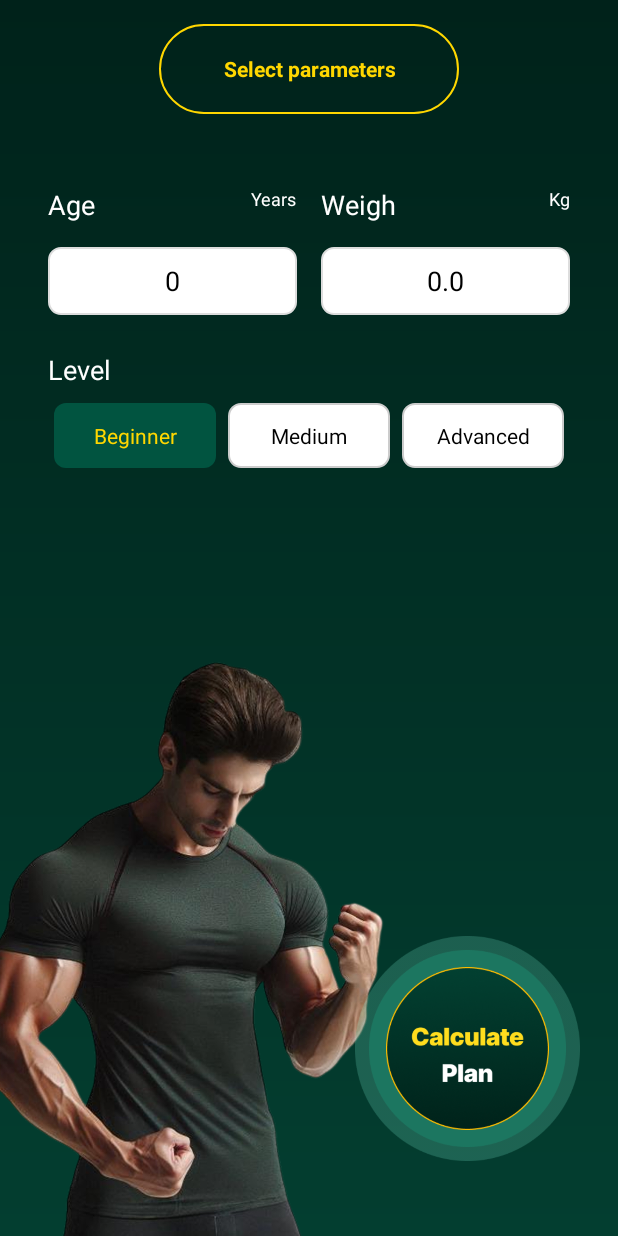
After one commit to dmitryS1666/pushup_dont_stop, an Android app built with Jetpack Compose: the fragment ParamFragment placed in its activity, on a phone screen of 412 x 824 dp. The commit adds this screen. Run offline under Robolectric (Android 15) with nearby library versions, the phone set to English and light mode, and no system bars.

Commit message:
add params fragment

```diff
--- /dev/null
+++ b/app/src/main/java/com/pushup/donstop/ui/ParamFragment.kt
@@ -0,0 +1,87 @@
+package com.pushup.donstop.ui
+
+import android.content.Context
+import android.os.Bundle
+import android.view.LayoutInflater
+import android.view.View
+import android.view.ViewGroup
+import android.widget.*
+import androidx.fragment.app.Fragment
+import com.pushup.donstop.R
+
+class ParamFragment : Fragment() {
+
+    private lateinit var ageInput: EditText
+    private lateinit var weightInput: EditText
+    private lateinit var levelGroup: RadioGroup
+    private lateinit var calculateButton: Button
+
+    override fun onCreateView(
+        inflater: LayoutInflater, container: ViewGroup?,
+        savedInstanceState: Bundle?
+    ): View? {
+        val view = inflater.inflate(R.layout.fragment_param, container, false)
+
+        ageInput = view.findViewById(R.id.ageInput)
+        weightInput = view.findViewById(R.id.weightInput)
+        levelGroup = view.findViewById(R.id.levelGroup)
+        calculateButton = view.findViewById(R.id.calculateButton)
+
+        val prefs = requireActivity().getSharedPreferences("UserData", Context.MODE_PRIVATE)
+        ageInput.setText(prefs.getInt("age", 0).toString())
+        weightInput.setText(prefs.getFloat("weight", 0f).toString())
+
+        calculateButton.setOnClickListener {
+            val age = ageInput.text.toString().toIntOrNull()
+            val weight = weightInput.text.toString().toFloatOrNull()
+            val levelId = levelGroup.checkedRadioButtonId
+            val level = view.findViewById<RadioButton>(levelId).text.toString()
+
+            if (age != null && weight != null) {
+                prefs.edit().apply {
+                    putInt("age", age)
+                    putFloat("weight", weight)
+                    putString("level", level)
+                    apply()
+                }
+                Toast.makeText(requireContext(), "Data saved for $level", Toast.LENGTH_SHORT).show()
+            } else {
+                Toast.makeText(requireContext(), "Invalid age or weight", Toast.LENGTH_SHORT).show()
+            }
+        }
+
+        calculateButton.setOnClickListener {
+            val age = ageInput.text.toString().toIntOrNull()
+            val weight = weightInput.text.toString().toFloatOrNull()
+            val levelId = levelGroup.checkedRadioButtonId
+            val level = view.findViewById<RadioButton>(levelId).text.toString()
+
+            if (age != null && weight != null) {
+                prefs.edit().apply {
+                    putInt("age", age)
+                    putFloat("weight", weight)
+                    putString("level", level)
+                    apply()
+                }
+
+                val bundle = Bundle().apply {
+                    putString("level", level)
+                }
+
+                System.out.println("CLICK!!!")
+
+                val planFragment = PlanFragment()
+                planFragment.arguments = bundle
+
+                requireActivity().supportFragmentManager.beginTransaction()
+                    .replace(R.id.mainFragmentContainer, planFragment)
+                    .addToBackStack(null)
+                    .commit()
+            } else {
+                Toast.makeText(requireContext(), "Invalid age or weight", Toast.LENGTH_SHORT).show()
+            }
+        }
+
+        return view
+    }
+}
--- /dev/null
+++ b/app/src/main/res/color/radio_button_text_color.xml
@@ -0,0 +1,5 @@
+<!-- res/color/radio_button_text_color.xml -->
+<selector xmlns:android="http://schemas.android.com/apk/res/android">
+    <item android:state_checked="true" android:color="#FFD700" /> <!-- золотой -->
+    <item android:color="#000000" /> <!-- чёрный -->
+</selector>
--- /dev/null
+++ b/app/src/main/res/drawable/edittext_bg.xml
@@ -0,0 +1,9 @@
+<!-- res/drawable/edittext_bg.xml -->
+<shape xmlns:android="http://schemas.android.com/apk/res/android"
+    android:shape="rectangle">
+    <solid android:color="#FFFFFF" />
+    <corners android:radius="8dp" />
+    <stroke
+        android:width="1dp"
+        android:color="#DDDDDD" />
+</shape>
--- /dev/null
+++ b/app/src/main/res/drawable/radio_button_background.xml
@@ -0,0 +1,19 @@
+<!-- res/drawable/radio_button_background.xml -->
+<selector xmlns:android="http://schemas.android.com/apk/res/android">
+    <!-- Активная кнопка -->
+    <item android:state_checked="true">
+        <shape android:shape="rectangle">
+            <solid android:color="#015440" /> <!-- зелёный фон -->
+            <corners android:radius="8dp" />
+        </shape>
+    </item>
+
+    <!-- Неактивная кнопка -->
+    <item>
+        <shape android:shape="rectangle">
+            <solid android:color="#FFFFFF" /> <!-- белый фон -->
+            <corners android:radius="8dp" />
+            <stroke android:width="1dp" android:color="#CCCCCC" />
+        </shape>
+    </item>
+</selector>
--- /dev/null
+++ b/app/src/main/res/layout/fragment_param.xml
@@ -0,0 +1,238 @@
+<androidx.constraintlayout.widget.ConstraintLayout xmlns:android="http://schemas.android.com/apk/res/android"
+    xmlns:app="http://schemas.android.com/apk/res-auto"
+    xmlns:tools="http://schemas.android.com/tools"
+    android:layout_width="match_parent"
+    android:layout_height="match_parent"
+    android:background="@drawable/background_gradient">
+    <!-- Картинка внизу слева, под всеми элементами -->
+
+    <FrameLayout
+        android:layout_width="match_parent"
+        android:layout_height="220pt"
+        app:layout_constraintStart_toStartOf="parent"
+        app:layout_constraintBottom_toBottomOf="parent">
+
+        <!-- Основная картинка "мужика" -->
+        <ImageView
+            android:id="@+id/bigManImage"
+            android:layout_width="wrap_content"
+            android:layout_height="match_parent"
+            android:src="@drawable/big_man"
+            android:scaleType="fitStart" />
+    </FrameLayout>
+
+
+    <!-- Верхний блок -->
+    <androidx.constraintlayout.widget.ConstraintLayout
+        android:id="@+id/topBar"
+        android:layout_width="match_parent"
+        android:layout_height="wrap_content"
+        android:padding="16dp"
+        tools:ignore="MissingConstraints">
+
+        <TextView
+            android:id="@+id/selectParamsButton"
+            style="@style/PushupBorderButton"
+            android:layout_width="200dp"
+            android:layout_height="60dp"
+            android:text="Select parameters"
+            app:layout_constraintBottom_toBottomOf="parent"
+            app:layout_constraintEnd_toEndOf="parent"
+            app:layout_constraintStart_toStartOf="parent"
+            app:layout_constraintTop_toTopOf="parent" />
+    </androidx.constraintlayout.widget.ConstraintLayout>
+
+    <!-- Карточка с параметрами -->
+    <androidx.cardview.widget.CardView
+        android:id="@+id/settingsCard"
+        android:layout_width="match_parent"
+        android:layout_height="wrap_content"
+        android:layout_margin="16dp"
+        android:background="@android:color/transparent"
+        app:cardBackgroundColor="@android:color/transparent"
+        app:cardElevation="0dp"
+        app:layout_constraintEnd_toEndOf="parent"
+        app:layout_constraintStart_toStartOf="parent"
+        app:layout_constraintTop_toBottomOf="@id/topBar">
+
+        <LinearLayout
+            android:layout_width="match_parent"
+            android:layout_height="wrap_content"
+            android:orientation="vertical"
+            android:padding="16dp">
+
+            <!-- Строка: Age + Weight -->
+            <LinearLayout
+                android:layout_width="match_parent"
+                android:layout_height="wrap_content"
+                android:orientation="horizontal">
+
+                <!-- Контейнер для Age -->
+                <androidx.constraintlayout.widget.ConstraintLayout
+                    android:layout_width="0dp"
+                    android:layout_height="wrap_content"
+                    android:layout_weight="1"
+                    android:layout_marginEnd="8dp">
+
+                    <TextView
+                        android:id="@+id/ageLabel"
+                        android:layout_width="wrap_content"
+                        android:layout_height="wrap_content"
+                        android:text="Age"
+                        android:textColor="#FFFFFF"
+                        android:textSize="18sp"
+                        app:layout_constraintTop_toTopOf="parent"
+                        app:layout_constraintStart_toStartOf="parent" />
+
+                    <TextView
+                        android:id="@+id/ageLabel2"
+                        android:layout_width="wrap_content"
+                        android:layout_height="wrap_content"
+                        android:text="Years"
+                        android:textColor="#FFFFFF"
+                        android:textSize="12sp"
+                        app:layout_constraintTop_toTopOf="parent"
+                        app:layout_constraintEnd_toEndOf="parent" />
+
+                    <EditText
+                        android:id="@+id/ageInput"
+                        android:layout_width="match_parent"
+                        android:layout_height="45dp"
+                        android:layout_marginTop="16dp"
+                        android:hint="35"
+                        android:inputType="numberDecimal"
+                        android:background="@drawable/edittext_bg"
+                        android:textColor="#000000"
+                        android:textColorHint="#888888"
+                        android:gravity="center"
+                        app:layout_constraintTop_toBottomOf="@id/ageLabel"
+                        app:layout_constraintStart_toStartOf="parent"
+                        app:layout_constraintEnd_toEndOf="parent" />
+                </androidx.constraintlayout.widget.ConstraintLayout>
+
+                <!-- Контейнер для Weight -->
+                <androidx.constraintlayout.widget.ConstraintLayout
+                    android:layout_width="0dp"
+                    android:layout_height="wrap_content"
+                    android:layout_weight="1"
+                    android:layout_marginStart="8dp">
+
+                    <TextView
+                        android:id="@+id/weightLabel"
+                        android:layout_width="wrap_content"
+                        android:layout_height="wrap_content"
+                        android:text="Weigh"
+                        android:textColor="#FFFFFF"
+                        android:textSize="18sp"
+                        app:layout_constraintTop_toTopOf="parent"
+                        app:layout_constraintStart_toStartOf="parent" />
+
+                    <TextView
+                        android:id="@+id/weightLabel2"
+                        android:layout_width="wrap_content"
+                        android:layout_height="wrap_content"
+                        android:text="Kg"
+                        android:textColor="#FFFFFF"
+                        android:textSize="12sp"
+                        app:layout_constraintTop_toTopOf="parent"
+                        app:layout_constraintEnd_toEndOf="parent" />
+
+                    <EditText
+                        android:id="@+id/weightInput"
+                        android:layout_width="match_parent"
+                        android:layout_height="45dp"
+                        android:layout_marginTop="16dp"
+                        android:hint="80"
+                        android:inputType="numberDecimal"
+                        android:background="@drawable/edittext_bg"
+                        android:textColor="#000000"
+                        android:textColorHint="#888888"
+                        android:gravity="center"
+                        app:layout_constraintTop_toBottomOf="@id/weightLabel"
+                        app:layout_constraintStart_toStartOf="parent"
+                        app:layout_constraintEnd_toEndOf="parent" />
+                </androidx.constraintlayout.widget.ConstraintLayout>
+            </LinearLayout>
+
+            <!-- Метка и группа уровней -->
+            <TextView
+                android:layout_marginTop="24dp"
+                android:layout_width="wrap_content"
+                android:layout_height="wrap_content"
+                android:text="Level"
+                android:textColor="#FFFFFF"
+                android:textSize="18sp" />
+
+            <LinearLayout
+                android:layout_width="match_parent"
+                android:layout_height="wrap_content"
+                android:orientation="horizontal"
+                android:layout_marginTop="10dp"
+                android:gravity="center_horizontal"
+                android:layout_gravity="center_horizontal">
+
+                <RadioGroup
+                    android:id="@+id/levelGroup"
+                    android:layout_width="match_parent"
+                    android:layout_height="wrap_content"
+                    android:orientation="horizontal"
+                    android:weightSum="3">
+
+                    <RadioButton
+                        android:id="@+id/beginner"
+                        android:layout_width="0dp"
+                        android:layout_height="wrap_content"
+                        android:layout_weight="1"
+                        android:layout_marginHorizontal="4dp"
+                        android:checked="true"
+                        android:text="Beginner"
+                        android:textColor="@color/radio_button_text_color"
+                        android:background="@drawable/radio_button_background"
+                        android:paddingVertical="12dp"
+                        android:gravity="center"
+                        android:button="@null" />
+
+                    <RadioButton
+                        android:id="@+id/medium"
+                        android:layout_width="0dp"
+                        android:layout_height="wrap_content"
+                        android:layout_weight="1"
+                        android:layout_marginHorizontal="4dp"
+                        android:text="Medium"
+                        android:textColor="@color/radio_button_text_color"
+                        android:background="@drawable/radio_button_background"
+                        android:paddingVertical="12dp"
+                        android:gravity="center"
+                        android:button="@null" />
+
+                    <RadioButton
+                        android:id="@+id/advanced"
+                        android:layout_width="0dp"
+                        android:layout_height="wrap_content"
+                        android:layout_weight="1"
+                        android:layout_marginHorizontal="4dp"
+                        android:text="Advanced"
+                        android:textColor="@color/radio_button_text_color"
+                        android:background="@drawable/radio_button_background"
+                        android:paddingVertical="12dp"
+                        android:gravity="center"
+                        android:button="@null" />
+                </RadioGroup>
+            </LinearLayout>
+
+
+        </LinearLayout>
+    </androidx.cardview.widget.CardView>
+
+    <!-- Кнопка внизу справа -->
+    <Button
+        android:id="@+id/calculateButton"
+        android:layout_width="150dp"
+        android:layout_height="150dp"
+        android:layout_marginRight="25dp"
+        android:layout_marginBottom="50dp"
+        android:background="@drawable/plan_button"
+        app:layout_constraintBottom_toBottomOf="parent"
+        app:layout_constraintEnd_toEndOf="parent" />
+
+</androidx.constraintlayout.widget.ConstraintLayout>
```
Also changed, not shown: app/src/main/java/com/pushup/donstop/MainActivity.kt (+8 -7 lines), app/src/main/java/com/pushup/donstop/ui/PlanFragment.kt (added, +82 -0 lines), app/src/main/res/layout/fragment_plan.xml (added, +55 -0 lines), app/src/main/res/drawable/big_man.png, app/src/main/res/drawable/plan_button.png (added).
